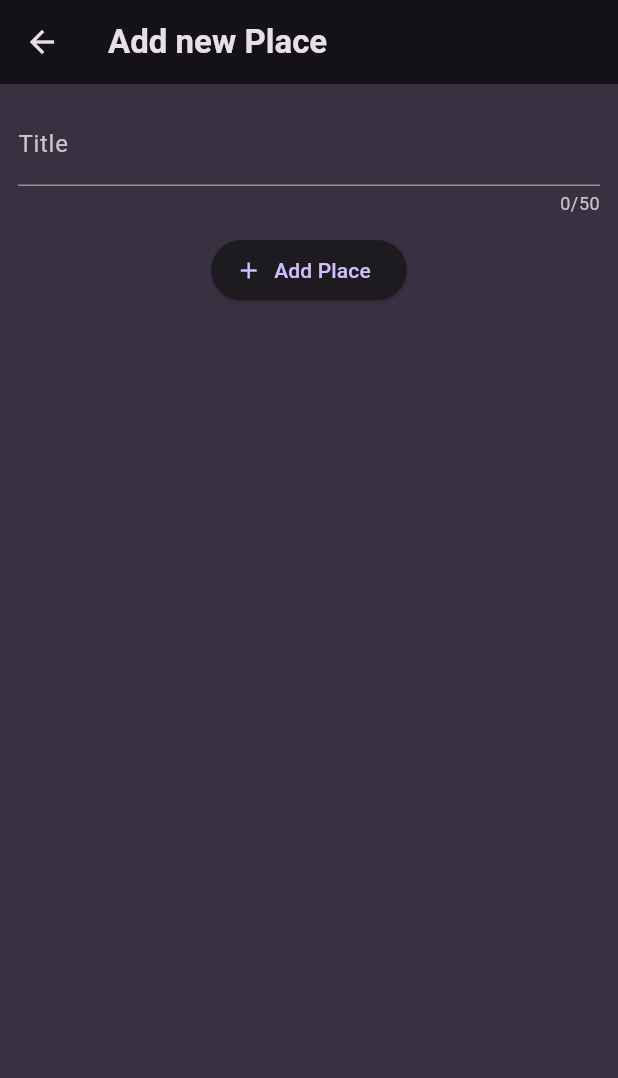
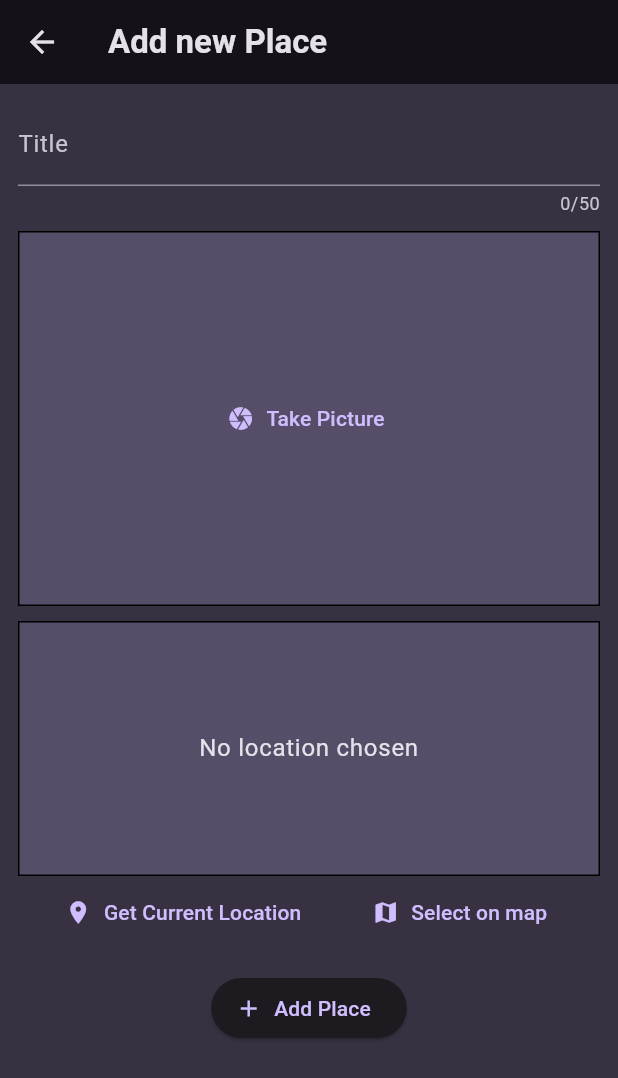
Before and after one commit to CharanReddy404/favorite_places, a Flutter app: the AddPlaceScreen screen opened directly, on a phone screen of 412 x 824 dp. Shown: the top 1078 px of the screen. Run offline on Flutter 3.47's test engine with Material 3 defaults, Android fonts, the phone set to English and light mode, and no system bars; our stand-ins replace flutter_riverpod, google_fonts, image_picker, location.

Commit message:
added take picture feature and implimenting location

```diff
--- a/lib/models/place.dart
+++ b/lib/models/place.dart
@@ -1,10 +1,15 @@
+import 'dart:io';
 import 'package:uuid/uuid.dart';
 
 const uuid = Uuid();
 
 class Place {
-  Place({required this.title}) : id = uuid.v4();
+  Place({
+    required this.title,
+    required this.image,
+  }) : id = uuid.v4();
 
   final String id;
   final String title;
+  final File image;
 }
--- a/lib/providers/user_places.dart
+++ b/lib/providers/user_places.dart
@@ -1,3 +1,5 @@
+import 'dart:io';
+
 import 'package:flutter_riverpod/flutter_riverpod.dart';
 
 import 'package:favorite_places/models/place.dart';
@@ -5,8 +7,8 @@ import 'package:favorite_places/models/place.dart';
 class UserPlacesNotifier extends StateNotifier<List<Place>> {
   UserPlacesNotifier() : super(const []);
 
-  void addPlace(String title) {
-    final newPlace = Place(title: title);
+  void addPlace(String title, File image) {
+    final newPlace = Place(title: title, image: image);
     state = [newPlace, ...state];
   }
 }
--- a/lib/screens/add_place.dart
+++ b/lib/screens/add_place.dart
@@ -1,3 +1,7 @@
+import 'dart:io';
+
+import 'package:favorite_places/widgets/image_input.dart';
+import 'package:favorite_places/widgets/location_input.dart';
 import 'package:flutter/material.dart';
 import 'package:flutter_riverpod/flutter_riverpod.dart';
 
@@ -15,11 +19,17 @@ class AddPlaceScreen extends ConsumerStatefulWidget {
 class _AddPlaceScreenState extends ConsumerState<AddPlaceScreen> {
   final _formKey = GlobalKey<FormState>();
   var _enterTitle = '';
+  File? _selectedImage;
 
   void _savePlace() {
     if (_formKey.currentState!.validate()) {
       _formKey.currentState!.save();
-      ref.read(userPlacesProvider.notifier).addPlace(_enterTitle);
+      if (_selectedImage == null) {
+        return;
+      }
+      ref
+          .read(userPlacesProvider.notifier)
+          .addPlace(_enterTitle, _selectedImage!);
       Navigator.of(context).pop();
     }
   }
@@ -58,7 +68,13 @@ class _AddPlaceScreenState extends ConsumerState<AddPlaceScreen> {
                     _enterTitle = value!;
                   },
                 ),
-                const SizedBox(height: 12),
+                const SizedBox(height: 10),
+                ImageInput(onPickImage: (image) {
+                  _selectedImage = image;
+                }),
+                const SizedBox(height: 10),
+                const LocationInput(),
+                const SizedBox(height: 16),
                 ElevatedButton.icon(
                   onPressed: _savePlace,
                   icon: const Icon(Icons.add),
--- /dev/null
+++ b/lib/widgets/image_input.dart
@@ -0,0 +1,68 @@
+import 'dart:io';
+
+import 'package:flutter/material.dart';
+import 'package:image_picker/image_picker.dart';
+
+class ImageInput extends StatefulWidget {
+  const ImageInput({
+    super.key,
+    required this.onPickImage,
+  });
+
+  final void Function(File image) onPickImage;
+
+  @override
+  State<ImageInput> createState() {
+    return _ImageInputState();
+  }
+}
+
+class _ImageInputState extends State<ImageInput> {
+  File? _selectedImage;
+
+  void _takePicture() async {
+    final imagePicker = ImagePicker();
+    final pickedImage = await imagePicker.pickImage(
+      source: ImageSource.camera,
+      maxWidth: 600,
+    );
+    if (pickedImage == null) {
+      return;
+    }
+    setState(() {
+      _selectedImage = File(pickedImage.path);
+    });
+
+    widget.onPickImage(_selectedImage!);
+  }
+
+  @override
+  Widget build(BuildContext context) {
+    Widget content = TextButton.icon(
+      icon: const Icon(Icons.camera),
+      label: const Text("Take Picture"),
+      onPressed: _takePicture,
+    );
+
+    if (_selectedImage != null) {
+      content = GestureDetector(
+        onTap: _takePicture,
+        child: Image.file(
+          _selectedImage!,
+          fit: BoxFit.cover,
+          width: double.infinity,
+        ),
+      );
+    }
+
+    return Container(
+      decoration: BoxDecoration(
+        border: Border.all(width: 1),
+        color: Theme.of(context).colorScheme.primary.withOpacity(0.2),
+      ),
+      height: 250,
+      width: double.infinity,
+      child: content,
+    );
+  }
+}
--- /dev/null
+++ b/lib/widgets/location_input.dart
@@ -0,0 +1,94 @@
+import 'package:flutter/material.dart';
+import 'package:location/location.dart';
+
+class LocationInput extends StatefulWidget {
+  const LocationInput({super.key});
+
+  @override
+  State<LocationInput> createState() {
+    return _LocationInputState();
+  }
+}
+
+class _LocationInputState extends State<LocationInput> {
+  Location? _pickedLocation;
+  var _isGettingLocation = false;
+
+  void _getCurrentLocation() async {
+    Location location = Location();
+
+    bool serviceEnabled;
+    PermissionStatus permissionGranted;
+    LocationData locationData;
+
+    serviceEnabled = await location.serviceEnabled();
+    if (!serviceEnabled) {
+      serviceEnabled = await location.requestService();
+      if (!serviceEnabled) {
+        return;
+      }
+    }
+
+    permissionGranted = await location.hasPermission();
+    if (permissionGranted == PermissionStatus.denied) {
+      permissionGranted = await location.requestPermission();
+      if (permissionGranted != PermissionStatus.granted) {
+        return;
+      }
+    }
+
+    setState(() {
+      _isGettingLocation = true;
+    });
+
+    locationData = await location.getLocation();
+
+    setState(() {
+      _isGettingLocation = false;
+    });
+  }
+
+  @override
+  Widget build(BuildContext context) {
+    Widget previewContent = Text(
+      "No location chosen",
+      textAlign: TextAlign.center,
+      style: Theme.of(context).textTheme.bodyLarge!.copyWith(
+            color: Theme.of(context).colorScheme.onBackground,
+          ),
+    );
+
+    if (_isGettingLocation) {
+      previewContent = const CircularProgressIndicator();
+    }
+
+    return Column(
+      children: [
+        Container(
+            alignment: Alignment.center,
+            decoration: BoxDecoration(
+              border: Border.all(width: 1),
+              color: Theme.of(context).colorScheme.primary.withOpacity(0.2),
+            ),
+            height: 170,
+            width: double.infinity,
+            child: previewContent),
+        Row(
+          mainAxisAlignment: MainAxisAlignment.spaceEvenly,
+          children: [
+            TextButton.icon(
+              icon: const Icon(Icons.location_on),
+              label: const Text("Get Current Location"),
+              onPressed: _getCurrentLocation,
+            ),
+            TextButton.icon(
+              icon: const Icon(Icons.map),
+              label: const Text("Select on map"),
+              onPressed: () {},
+            )
+          ],
+        ),
+      ],
+    );
+  }
+}
--- a/pubspec.yaml
+++ b/pubspec.yaml
@@ -38,6 +38,9 @@ dependencies:
   google_fonts: ^6.2.1
   uuid: ^4.3.3
   flutter_riverpod: ^2.5.1
+  image_picker: ^1.0.7
+  location: ^5.0.3
+  http: ^1.2.1
 
 dev_dependencies:
   flutter_test:
```
Also changed, not shown: lib/screens/place_detail.dart (added, +28 -0 lines), lib/screens/places.dart (+5 -2 lines), lib/widgets/places_list.dart (+12 -0 lines), pubspec.lock, 8 other files.
